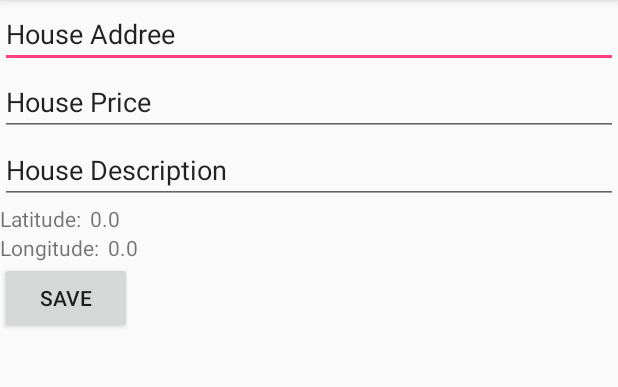
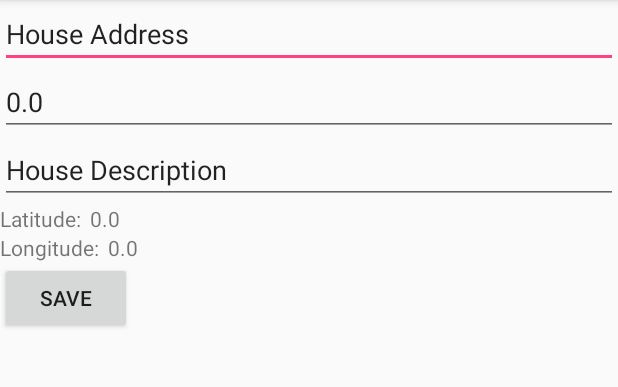
Before and after one commit to zwpdbh/HouseFinder, an Android app: the AddHouseActivity screen opened directly, with no data from a screen before it, on a phone screen of 412 x 824 dp, the part 84-471 px from its top. Run offline under Robolectric (Android 15) with nearby library versions, the light colour scheme and no system bars; 1 statement that could not run was skipped.

```diff
--- a/app/src/main/java/com/otago/zw/housefinder/AddHouseActivity.java
+++ b/app/src/main/java/com/otago/zw/housefinder/AddHouseActivity.java
@@ -19,7 +19,7 @@ public class AddHouseActivity extends AppCompatActivity {
     public static final String ADDRESS = "HOUSE_ADDRESS";
     public static final String DESCRIPTION = "HOUSE_DESCRIPTION";
     public static final String PRICE = "HOUSE_PRICE";
-    public static final String UPDATE = "UPDATE_OR_CREATE";
+    public static final String UPDATEORNOT = "UPDATE";
 
     private Button mButton;
     private boolean update;
@@ -40,20 +40,30 @@ public class AddHouseActivity extends AppCompatActivity {
         priceView = (TextView) findViewById(R.id.house_price);
         descriptionView = (TextView) findViewById(R.id.house_description);
         addressView = (TextView) findViewById(R.id.house_address);
-        update = false;
 
         final Intent intent = getIntent();      // why declared as final ?
+        update = false;
+        String updateORCreate = intent.getStringExtra(UPDATEORNOT);
+        if (updateORCreate.equals("update")) {
+            update = true;
+        } else {
+            update = false;
+        }
 
         LatLng latLng = new LatLng(intent.getDoubleExtra(LATITUDE, 0), intent.getDoubleExtra(LONGITUDE, 0));
         System.out.println("Get latLng: " + latLng.latitude + "<>" + latLng.longitude);
         latitudeView.setText(Double.toString(latLng.latitude));
         longitudeView.setText(Double.toString(latLng.longitude));
 
-        if (intent.getStringExtra(UPDATE).equals("update")) {
+
+        if (update) {
             addressView.setText(intent.getStringExtra(ADDRESS));
             descriptionView.setText(intent.getStringExtra(DESCRIPTION));
-            priceView.setText(intent.getIntExtra(PRICE, 0));
-            update = false;
+            priceView.setText(intent.getIntExtra(PRICE, 0)+"");
+        } else {
+            addressView.setText("House Address");
+            descriptionView.setText("House Description");
+            priceView.setText("0.0");
         }
 
 
--- a/app/src/main/java/com/otago/zw/housefinder/HouseInfo.java
+++ b/app/src/main/java/com/otago/zw/housefinder/HouseInfo.java
@@ -84,7 +84,10 @@ public class HouseInfo {
 
         String sql = "SELECT * FROM " + HouseTable.NAME + " WHERE " + HouseTable.Cols.LATITUDE + " = ? AND " + HouseTable.Cols.LONGITUDE + " = ?";
         Cursor cursor = mDatabase.rawQuery(sql, whereArgs);
-        // SELECT * FROM HOUSE WHERE LATITUDE = ? AND LONGITUDE = ?
+
+//        String sql = "SELECT * FROM " + HouseTable.NAME ;
+//        Cursor cursor = mDatabase.rawQuery(sql, null);
+
 
         try {
             if (cursor.getCount() == 0) {
--- a/app/src/main/java/com/otago/zw/housefinder/MapFragment.java
+++ b/app/src/main/java/com/otago/zw/housefinder/MapFragment.java
@@ -186,7 +186,7 @@ public class MapFragment extends Fragment implements GoogleMap.OnMarkerClickList
             Intent intent = new Intent(mContext, AddHouseActivity.class);
             intent.putExtra(AddHouseActivity.LATITUDE, marker.getPosition().latitude);
             intent.putExtra(AddHouseActivity.LONGITUDE, marker.getPosition().longitude);
-            intent.putExtra(AddHouseActivity.UPDATE, "create");
+            intent.putExtra(AddHouseActivity.UPDATEORNOT, "create");
             startActivity(intent);
         } else {
             System.out.println("This is an exist marker");
@@ -196,7 +196,7 @@ public class MapFragment extends Fragment implements GoogleMap.OnMarkerClickList
             intent.putExtra(AddHouseActivity.PRICE, house.getPrice());
             intent.putExtra(AddHouseActivity.ADDRESS, house.getAddress());
             intent.putExtra(AddHouseActivity.DESCRIPTION, house.getDescription());
-            intent.putExtra(AddHouseActivity.UPDATE, "update");
+            intent.putExtra(AddHouseActivity.UPDATEORNOT, "update");
             startActivity(intent);
         }
 
```
